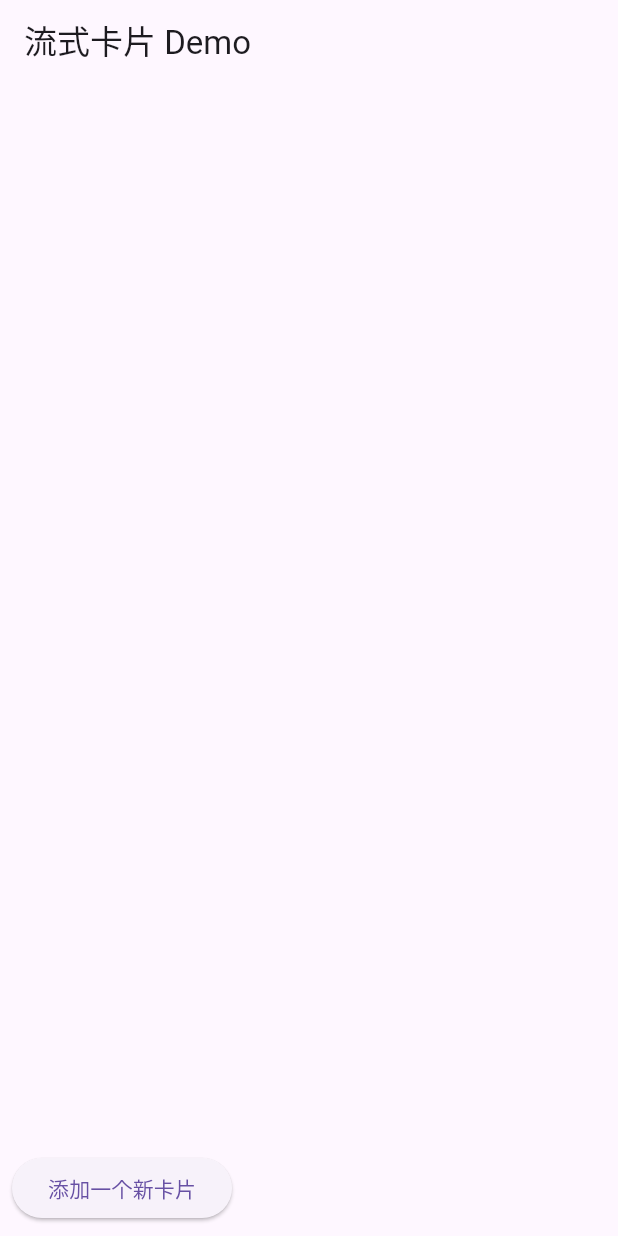
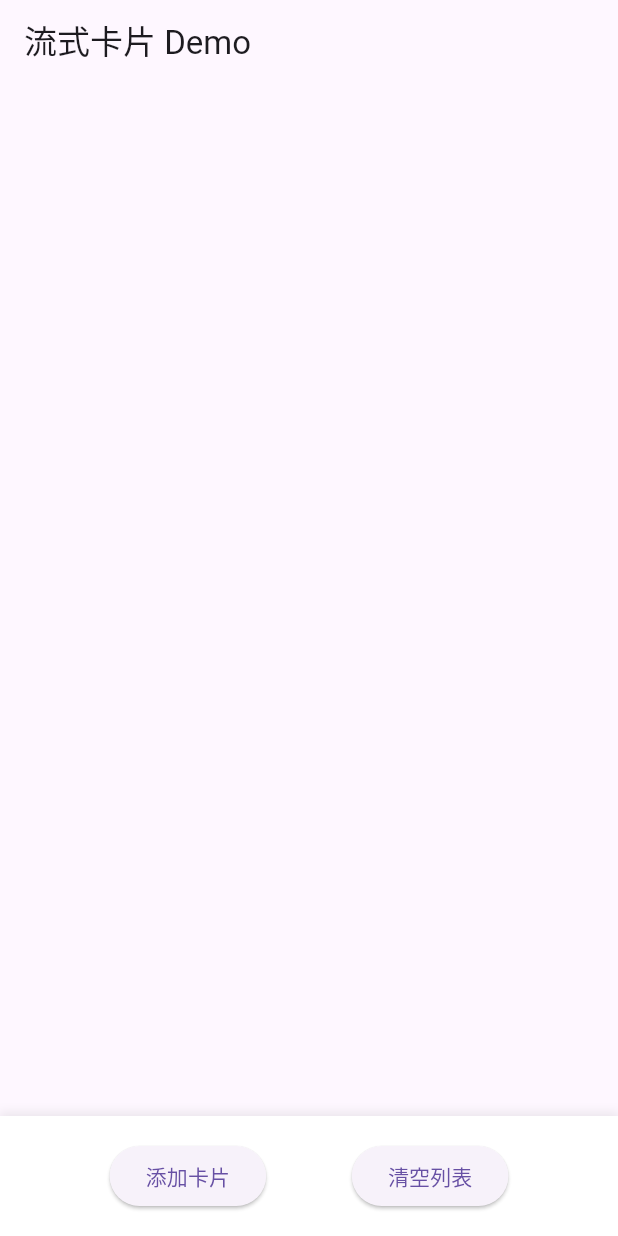
Before and after one commit to maxiee/RaySystem, a Flutter app: the screen it shows after launch, on a phone screen of 412 x 824 dp. Run offline on Flutter 3.47's test engine with Material 3 defaults, Android fonts, the phone set to English and light mode, and no system bars.

Commit message:
Refactor main.dart to improve layout and add bottom navigation bar for card management

```diff
--- a/raysystem_flutter/lib/main.dart
+++ b/raysystem_flutter/lib/main.dart
@@ -19,27 +19,48 @@ class MyApp extends StatelessWidget {
         appBar: AppBar(
           title: const Text('流式卡片 Demo'),
         ),
-        body: Column(
+        body: const Column(
           children: [
             Expanded(
-              child: const CardListView(),
+              child: CardListView(),
             ),
-            // 底部添加按钮，测试插入新卡片
-            Padding(
-              padding: const EdgeInsets.all(8.0),
-              child: ElevatedButton(
+          ],
+        ),
+        bottomNavigationBar: Container(
+          padding: const EdgeInsets.all(16.0),
+          decoration: BoxDecoration(
+            color: Colors.white,
+            boxShadow: [
+              BoxShadow(
+                color: Colors.grey.withOpacity(0.2),
+                spreadRadius: 1,
+                blurRadius: 5,
+                offset: const Offset(0, -2),
+              ),
+            ],
+          ),
+          child: Row(
+            mainAxisAlignment: MainAxisAlignment.spaceEvenly,
+            children: [
+              ElevatedButton(
                 onPressed: () {
-                  // 从全局 CardManager 获取并添加新卡片
                   final cardManager =
                       Provider.of<CardManager>(context, listen: false);
-
                   cardManager.addCard(
                       MySampleCard(uniqueId: DateTime.now().toString()));
                 },
-                child: const Text('添加一个新卡片'),
+                child: const Text('添加卡片'),
               ),
-            ),
-          ],
+              ElevatedButton(
+                onPressed: () {
+                  // final cardManager =
+                  //     Provider.of<CardManager>(context, listen: false);
+                  // cardManager.clearCards();
+                },
+                child: const Text('清空列表'),
+              ),
+            ],
+          ),
         ),
       ),
     );
```
